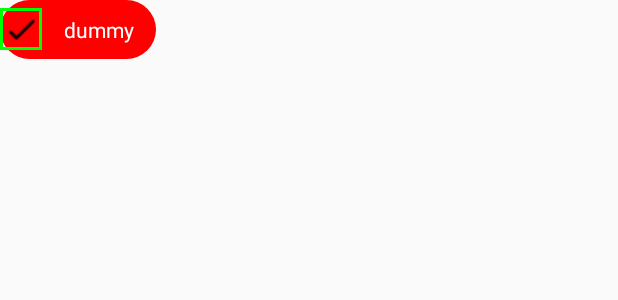
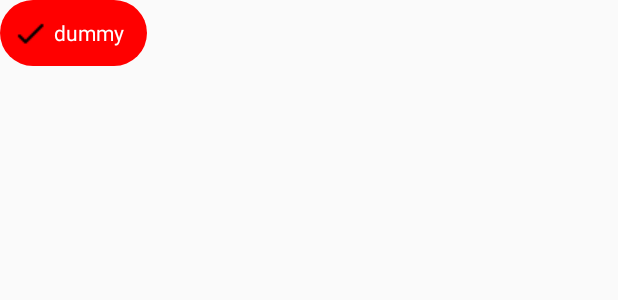
Before and after one commit to alunegov/TChart, an Android app: the layout view_line_name_list_item.xml on its own in the app's theme, with its tools: preview values and no code run, on a phone screen of 412 x 824 dp. Shown: the top 300 px of the screen. Run offline under Robolectric (Android 15) with nearby library versions, the phone set to English and light mode, and no system bars.

Commit message:
wip кнопки фильтра, курсор у BAR, отрисовка рамки выбора диапазона

```diff
--- a/app/src/main/java/com/github/alunegov/tchart/ChartDrawData.java
+++ b/app/src/main/java/com/github/alunegov/tchart/ChartDrawData.java
@@ -400,7 +400,7 @@ public class ChartDrawData {
                 break;
 
             case BAR:
-            case AREA:
+            case AREA:  // TODO: убрать ChartInputData.LineType.AREA
                 final float rectWidth = area.width() / linePtsCount;
                 //Log.d("CDD", String.format("linePtsCount = %d, rectWidth = %f", linePtsCount, rectWidth));
 
--- a/app/src/main/java/com/github/alunegov/tchart/ChartInputData.java
+++ b/app/src/main/java/com/github/alunegov/tchart/ChartInputData.java
@@ -93,7 +93,7 @@ public class ChartInputData {
                 break;
 
             case BAR:
-            case AREA:
+            case AREA:  // TODO: убрать ChartInputData.LineType.AREA
                 updateStackedSum(linesVisibilityState);
 
                 for (int i = l; i <= r; i++) {
--- a/app/src/main/java/com/github/alunegov/tchart/ChartInputDataMapper.java
+++ b/app/src/main/java/com/github/alunegov/tchart/ChartInputDataMapper.java
@@ -39,6 +39,7 @@ public class ChartInputDataMapper {
         final List<ChartInputData> res = new ArrayList<>();
 
         final String[] resources = resourceLoader.listResources("contest");
+
         for (String r: resources) {
             final String fileName = "contest" +  File.separator + r + File.separator + "overview.json";
             final String json = ChartUtils.readStreamToString(resourceLoader.openResource(fileName), CHART_DATA_CHARSET);
@@ -142,7 +143,7 @@ public class ChartInputDataMapper {
         //return 90;
     }
 
-    private static ChartInputData.LineType detectLinesType(@NotNull JSONObject jTypes) throws JSONException/*, IllegalArgumentException*/ {
+    private static ChartInputData.LineType detectLinesType(@NotNull JSONObject jTypes) throws JSONException {
         ChartInputData.LineType linesType = ChartInputData.LineType.LINE;
         final Iterator<String> linesTypesIter = jTypes.keys();
         while (linesTypesIter.hasNext()) {
--- a/app/src/main/java/com/github/alunegov/tchart/TelegramChartView.java
+++ b/app/src/main/java/com/github/alunegov/tchart/TelegramChartView.java
@@ -370,13 +370,13 @@ public class TelegramChartView extends LinearLayout {
     }
 
     public void setInputData(@NotNull ChartInputData inputData) {
-        if (inputData.linesType == ChartInputData.LineType.BAR || inputData.linesType == ChartInputData.LineType.AREA) {
+/*        if (inputData.linesType == ChartInputData.LineType.BAR || inputData.linesType == ChartInputData.LineType.AREA) {
             final @NotNull int[] linesVisibilityState = new int[inputData.LinesValues.length];
             for (int i = 0; i < linesVisibilityState.length; i++) {
                 linesVisibilityState[i] = ChartDrawData.VISIBILITY_STATE_ON;
             }
             inputData.updateStackedSum(linesVisibilityState);
-        }
+        }*/
 
         final LineName[] linesNames = new LineName[inputData.LinesNames.length];
         for (int i = 0; i < inputData.LinesNames.length; i++) {
--- a/app/src/main/res/drawable/rounded_checkbox_background.xml
+++ b/app/src/main/res/drawable/rounded_checkbox_background.xml
@@ -8,9 +8,4 @@
 
     <stroke android:color="#0000FF" />
 
-    <padding
-        android:left="15dp"
-        android:top="10dp"
-        android:right="15dp"
-        android:bottom="10dp" />
 </shape>
--- a/app/src/main/res/drawable/rounded_checkbox_selector.xml
+++ b/app/src/main/res/drawable/rounded_checkbox_selector.xml
@@ -8,14 +8,11 @@
                         android:width="24dp"
                         android:height="24dp" />
                     <solid android:color="#00000000" />
-                    <stroke
-                        android:width="2dp"
-                        android:color="#00FF00" />
                     <padding
-                        android:left="2dp"
-                        android:top="2dp"
+                        android:left="8dp"
+                        android:top="10dp"
                         android:right="2dp"
-                        android:bottom="2dp" />
+                        android:bottom="10dp" />
                 </shape>
             </item>
             <item
@@ -27,17 +24,14 @@
             <item>
                 <shape>
                     <size
-                        android:width="15dp"
+                        android:width="24dp"
                         android:height="24dp" />
                     <solid android:color="#00000000" />
-                    <stroke
-                        android:width="2dp"
-                        android:color="#FF0000" />
                     <padding
-                        android:left="2dp"
-                        android:top="2dp"
+                        android:left="10dp"
+                        android:top="10dp"
                         android:right="2dp"
-                        android:bottom="2dp" />
+                        android:bottom="10dp" />
                 </shape>
             </item>
         </layer-list>
--- a/app/src/main/res/layout/view_line_name_list_item.xml
+++ b/app/src/main/res/layout/view_line_name_list_item.xml
@@ -4,6 +4,10 @@
     android:id="@+id/line_checkbox"
     android:layout_width="wrap_content"
     android:layout_height="wrap_content"
+    android:paddingLeft="2dp"
+    android:paddingStart="2dp"
+    android:paddingRight="15dp"
+    android:paddingEnd="15dp"
     android:button="@drawable/rounded_checkbox_selector"
     android:background="@drawable/rounded_checkbox_background"
     android:text="@string/dummy"
--- a/app/src/main/res/values/attrs.xml
+++ b/app/src/main/res/values/attrs.xml
@@ -11,6 +11,7 @@
     <attr name="tchart_axis_text_color" format="reference|color" />
     <attr name="tchart_bars_x_axis_text_color" format="reference|color" />
     <attr name="tchart_bars_y_axis_text_color" format="reference|color" />
+    <attr name="tchart_bars_mask_color" format="reference|color" />
     <attr name="tchart_axis_line_color" format="reference|color" />
     <attr name="tchart_cursor_line_name_text_color" format="reference|color" />
     <attr name="tchart_preview_faded_color" format="reference|color" />
--- a/app/src/main/res/values/colors.xml
+++ b/app/src/main/res/values/colors.xml
@@ -8,6 +8,7 @@
     <color name="tchart_axis_text_Light">#8E8E93</color>
     <color name="tchart_bars_x_axis_text_Light">#7F252529</color>
     <color name="tchart_bars_y_axis_text_Light">#7F252529</color>
+    <color name="tchart_bars_mask_Light">#7FFFFFFF</color>
     <color name="tchart_axis_line_Light">#19182D3B</color>
     <color name="tchart_cursor_line_name_text_color_Light">#000000</color>
     <color name="tchart_preview_faded_Light">#99E2EEF9</color>
@@ -22,6 +23,7 @@
     <color name="tchart_axis_text_Dark">#99A3B1C2</color>
     <color name="tchart_bars_x_axis_text_Dark">#99A3B1C2</color>
     <color name="tchart_bars_y_axis_text_Dark">#7FECF2F8</color>
+    <color name="tchart_bars_mask_Dark">#7F242F3E</color>
     <color name="tchart_axis_line_Dark">#19FFFFFF</color>
     <color name="tchart_cursor_line_name_text_color_Dark">#FFFFFF</color>
     <color name="tchart_preview_faded_Dark">#99304259</color>
--- a/app/src/main/res/values/styles.xml
+++ b/app/src/main/res/values/styles.xml
@@ -9,6 +9,7 @@
         <item name="tchart_axis_text_color">@color/tchart_axis_text_Light</item>
         <item name="tchart_bars_x_axis_text_color">@color/tchart_bars_x_axis_text_Light</item>
         <item name="tchart_bars_y_axis_text_color">@color/tchart_bars_y_axis_text_Light</item>
+        <item name="tchart_bars_mask_color">@color/tchart_bars_mask_Light</item>
         <item name="tchart_axis_line_color">@color/tchart_axis_line_Light</item>
         <item name="tchart_cursor_line_name_text_color">@color/tchart_cursor_line_name_text_color_Light</item>
         <item name="tchart_preview_faded_color">@color/tchart_preview_faded_Light</item>
@@ -27,6 +28,7 @@
         <item name="tchart_axis_text_color">@color/tchart_axis_text_Dark</item>
         <item name="tchart_bars_x_axis_text_color">@color/tchart_bars_x_axis_text_Dark</item>
         <item name="tchart_bars_y_axis_text_color">@color/tchart_bars_y_axis_text_Dark</item>
+        <item name="tchart_bars_mask_color">@color/tchart_bars_mask_Dark</item>
         <item name="tchart_axis_line_color">@color/tchart_axis_line_Dark</item>
         <item name="tchart_cursor_line_name_text_color">@color/tchart_cursor_line_name_text_color_Dark</item>
         <item name="tchart_preview_faded_color">@color/tchart_preview_faded_Dark</item>
```
Also changed, not shown: app/src/main/java/com/github/alunegov/tchart/AbsChartView.java (+39 -5 lines), app/src/main/java/com/github/alunegov/tchart/MainActivity.java (+2 -7 lines), app/src/main/java/com/github/alunegov/tchart/MainChartView.java (+10 -4 lines), app/src/main/java/com/github/alunegov/tchart/PreviewChartView.java (+39 -20 lines), 1 other file.
